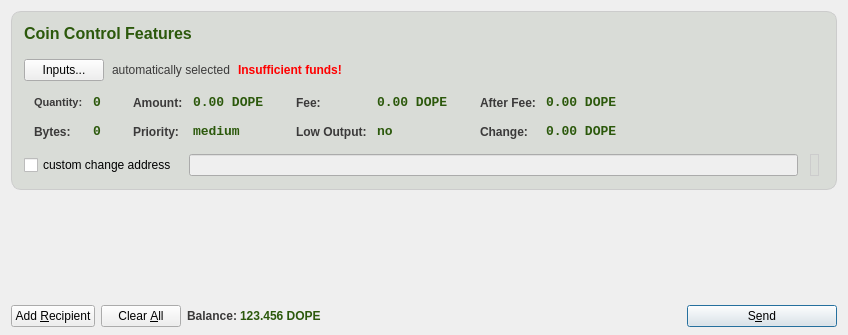
Above: src/qt/forms/sendcoinsdialog.ui from lateminer/DopeCoinV3 before the change. Below: the same form after it.
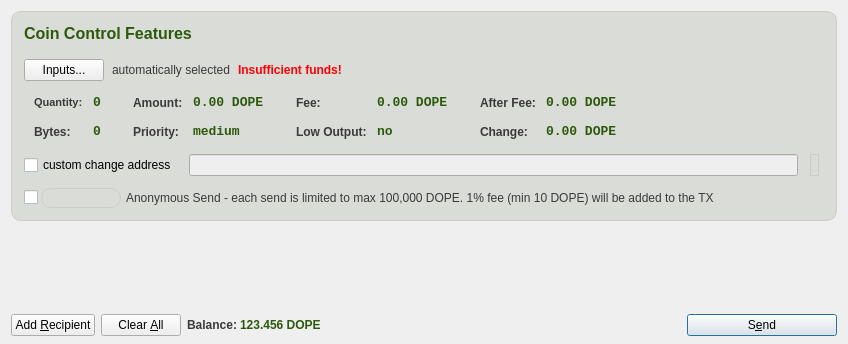
That is the form after the change. Icons and pictures are not drawn.

```diff
--- a/src/qt/forms/sendcoinsdialog.ui
+++ b/src/qt/forms/sendcoinsdialog.ui
@@ -7,7 +7,7 @@
     <x>0</x>
     <y>0</y>
     <width>846</width>
-    <height>335</height>
+    <height>344</height>
    </rect>
   </property>
   <property name="windowTitle">
@@ -40,7 +40,7 @@
      <property name="frameShadow">
       <enum>QFrame::Plain</enum>
      </property>
-     <layout class="QVBoxLayout" name="verticalLayoutCoinControl2" stretch="0">
+     <layout class="QVBoxLayout" name="verticalLayoutCoinControl2" stretch="0,0">
       <property name="spacing">
        <number>6</number>
       </property>
@@ -713,6 +713,77 @@
         </item>
        </layout>
       </item>
+      <item>
+       <layout class="QHBoxLayout" name="horizontalLayoutCoinControl7" stretch="0,0,0,0">
+        <property name="spacing">
+         <number>0</number>
+        </property>
+        <property name="sizeConstraint">
+         <enum>QLayout::SetDefaultConstraint</enum>
+        </property>
+        <property name="topMargin">
+         <number>5</number>
+        </property>
+        <property name="rightMargin">
+         <number>5</number>
+        </property>
+        <item>
+         <widget class="QCheckBox" name="checkBoxAnonymousSend">
+          <property name="maximumSize">
+           <size>
+            <width>17</width>
+            <height>16777215</height>
+           </size>
+          </property>
+          <property name="text">
+           <string/>
+          </property>
+         </widget>
+        </item>
+        <item>
+         <widget class="QLabel" name="label_2">
+          <property name="maximumSize">
+           <size>
+            <width>80</width>
+            <height>16777215</height>
+           </size>
+          </property>
+          <property name="text">
+           <string/>
+          </property>
+          <property name="pixmap">
+           <pixmap resource="../bitcoin.qrc">:/icons/supersend</pixmap>
+          </property>
+         </widget>
+        </item>
+        <item>
+         <spacer name="horizontalSpacer_3">
+          <property name="orientation">
+           <enum>Qt::Horizontal</enum>
+          </property>
+          <property name="sizeType">
+           <enum>QSizePolicy::Fixed</enum>
+          </property>
+          <property name="sizeHint" stdset="0">
+           <size>
+            <width>5</width>
+            <height>20</height>
+           </size>
+          </property>
+         </spacer>
+        </item>
+        <item>
+         <widget class="QLabel" name="label_3">
+          <property name="styleSheet">
+           <string notr="true">QLabel { border:none; color: #3B3A3A; }</string>
+          </property>
+          <property name="text">
+           <string>Anonymous Send - each send is limited to max 100,000 DOPE. 1% fee (min 10 DOPE) will be added to the TX</string>
+          </property>
+         </widget>
+        </item>
+       </layout>
+      </item>
      </layout>
     </widget>
    </item>
@@ -739,7 +810,7 @@
         <x>0</x>
         <y>0</y>
         <width>828</width>
-        <height>93</height>
+        <height>69</height>
        </rect>
       </property>
       <property name="styleSheet">
```
